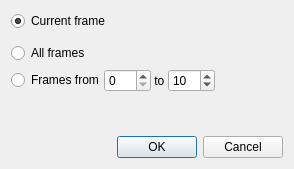
Qt form VelodyneHDL/vvSelectFramesDialog.ui (Kitware/VeloView) before a commit.
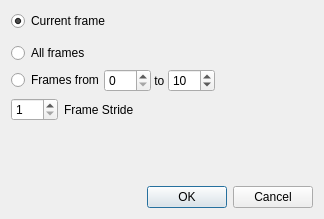
The same form after that commit.

Commit message: Add frame stride to vvSelectFramesDialog

The edit to the form file:
```diff
--- a/VelodyneHDL/vvSelectFramesDialog.ui
+++ b/VelodyneHDL/vvSelectFramesDialog.ui
@@ -6,8 +6,8 @@
    <rect>
     <x>0</x>
     <y>0</y>
-    <width>294</width>
-    <height>169</height>
+    <width>324</width>
+    <height>219</height>
    </rect>
   </property>
   <property name="windowTitle">
@@ -105,6 +105,40 @@
      </item>
     </layout>
    </item>
+   <item>
+    <layout class="QHBoxLayout" name="FrameStrideLayout">
+     <item>
+      <widget class="QSpinBox" name="FrameStride">
+       <property name="minimum">
+        <number>1</number>
+       </property>
+       <property name="maximum">
+        <number>999</number>
+       </property>
+      </widget>
+     </item>
+     <item>
+      <widget class="QLabel" name="FrameStrideLabel">
+       <property name="text">
+        <string>Frame Stride</string>
+       </property>
+      </widget>
+     </item>
+     <item>
+      <spacer name="horizontalSpacer_2">
+       <property name="orientation">
+        <enum>Qt::Horizontal</enum>
+       </property>
+       <property name="sizeHint" stdset="0">
+        <size>
+         <width>40</width>
+         <height>20</height>
+        </size>
+       </property>
+      </spacer>
+     </item>
+    </layout>
+   </item>
    <item>
     <spacer name="verticalSpacer">
      <property name="orientation">
```
Left out of the diff: 4 changed lines with no effect on the pictures. The commit also changes 4 other files.
